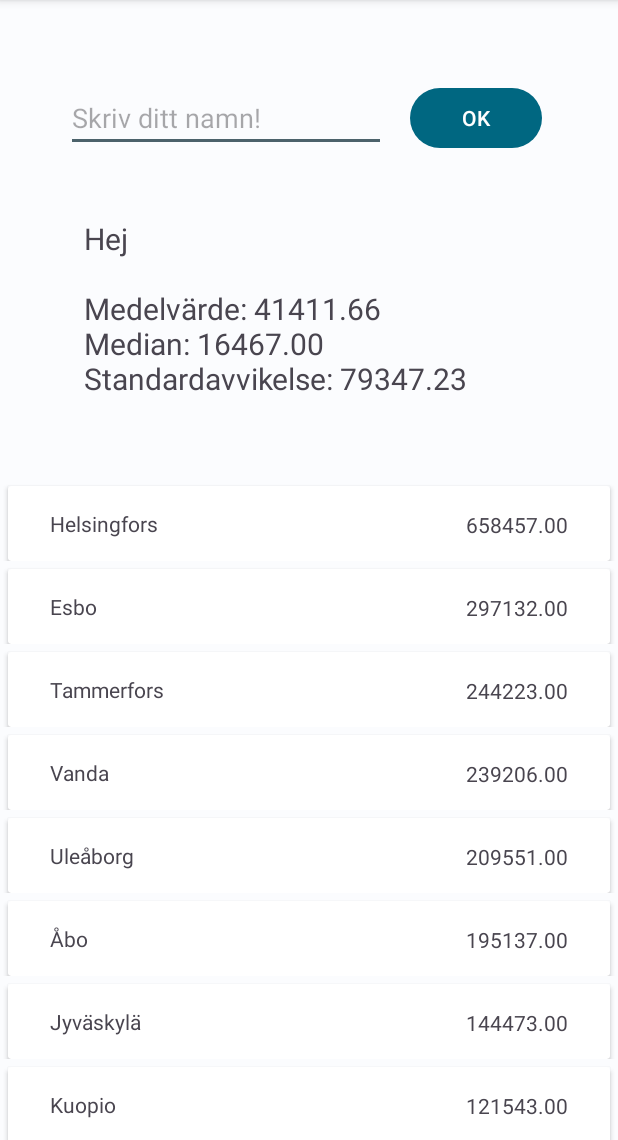
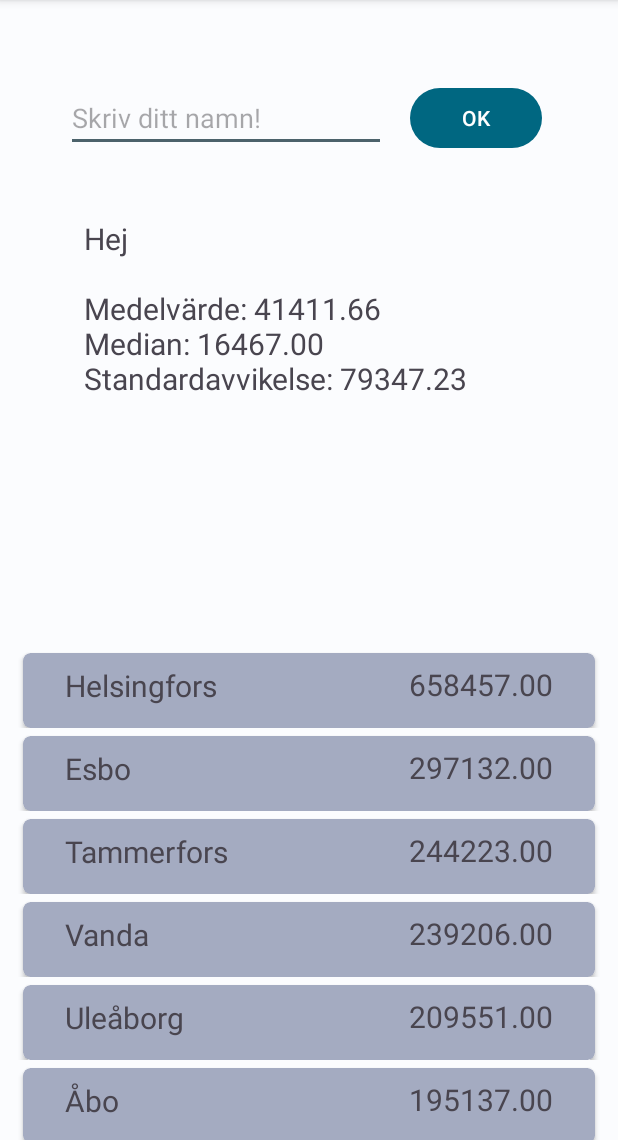
Before and after one commit to fw-23/sos23-exempel, an Android app: the screen it shows after launch (MainActivity), after a tap on "OK", on a phone screen of 412 x 824 dp, the part 96-1236 px from its top. Run offline under Robolectric (Android 15) with nearby library versions, the phone set to English and light mode, and no system bars.

Commit message:
Lektion 4

```diff
--- a/app/src/main/java/fi/arcada/sos_23_exempel/Statistics.java
+++ b/app/src/main/java/fi/arcada/sos_23_exempel/Statistics.java
@@ -33,7 +33,14 @@ public class Statistics {
     public static double calcMedian(ArrayList<Double> values) {
         ArrayList<Double> sorted = sortValues(values);
         int middle = sorted.size()/2;
-        return sorted.get(middle);
+        double median = sorted.get(middle);
+
+        // Om datamängden har jämnt antal
+        if (sorted.size() % 2 == 0) {
+            median = (sorted.get(middle) + sorted.get(middle-1)) / 2;
+        }
+
+        return median;
     }
 
     public static double calcMean(ArrayList<Double> values) {
--- a/app/src/main/res/layout/activity_main.xml
+++ b/app/src/main/res/layout/activity_main.xml
@@ -42,8 +42,10 @@
 
     <androidx.recyclerview.widget.RecyclerView
         android:id="@+id/dataItemsRecyclerView"
-        android:layout_width="412dp"
-        android:layout_height="441dp"
+        android:layout_width="0dp"
+        android:layout_height="330dp"
+        android:layout_marginStart="5dp"
+        android:layout_marginEnd="5dp"
         app:layout_constraintBottom_toBottomOf="parent"
         app:layout_constraintEnd_toEndOf="parent"
         app:layout_constraintStart_toStartOf="parent" />
--- a/app/src/main/res/layout/recycler_row.xml
+++ b/app/src/main/res/layout/recycler_row.xml
@@ -8,9 +8,11 @@
     <androidx.cardview.widget.CardView
         android:layout_width="match_parent"
         android:layout_height="50dp"
-        android:layout_marginStart="5dp"
+        android:layout_marginStart="10dp"
         android:layout_marginTop="5dp"
-        android:layout_marginEnd="5dp"
+        android:layout_marginEnd="10dp"
+        app:cardBackgroundColor="@color/material_dynamic_secondary70"
+        app:cardCornerRadius="5dp"
         app:layout_constraintEnd_toEndOf="parent"
         app:layout_constraintStart_toStartOf="parent"
         app:layout_constraintTop_toTopOf="parent">
@@ -21,10 +23,11 @@
 
             <TextView
                 android:id="@+id/dataItemName"
-                android:layout_width="197dp"
-                android:layout_height="20dp"
+                android:layout_width="194dp"
+                android:layout_height="34dp"
                 android:layout_marginStart="28dp"
                 android:text="TextView"
+                android:textSize="20sp"
                 app:layout_constraintBottom_toBottomOf="parent"
                 app:layout_constraintStart_toStartOf="parent"
                 app:layout_constraintTop_toTopOf="parent"
@@ -32,11 +35,12 @@
 
             <TextView
                 android:id="@+id/dataItemValue"
-                android:layout_width="140dp"
-                android:layout_height="19dp"
+                android:layout_width="148dp"
+                android:layout_height="35dp"
                 android:layout_marginEnd="28dp"
                 android:text="TextView"
                 android:textAlignment="textEnd"
+                android:textSize="20sp"
                 app:layout_constraintBottom_toBottomOf="@+id/dataItemName"
                 app:layout_constraintEnd_toEndOf="parent"
                 app:layout_constraintTop_toTopOf="@+id/dataItemName" />
```
